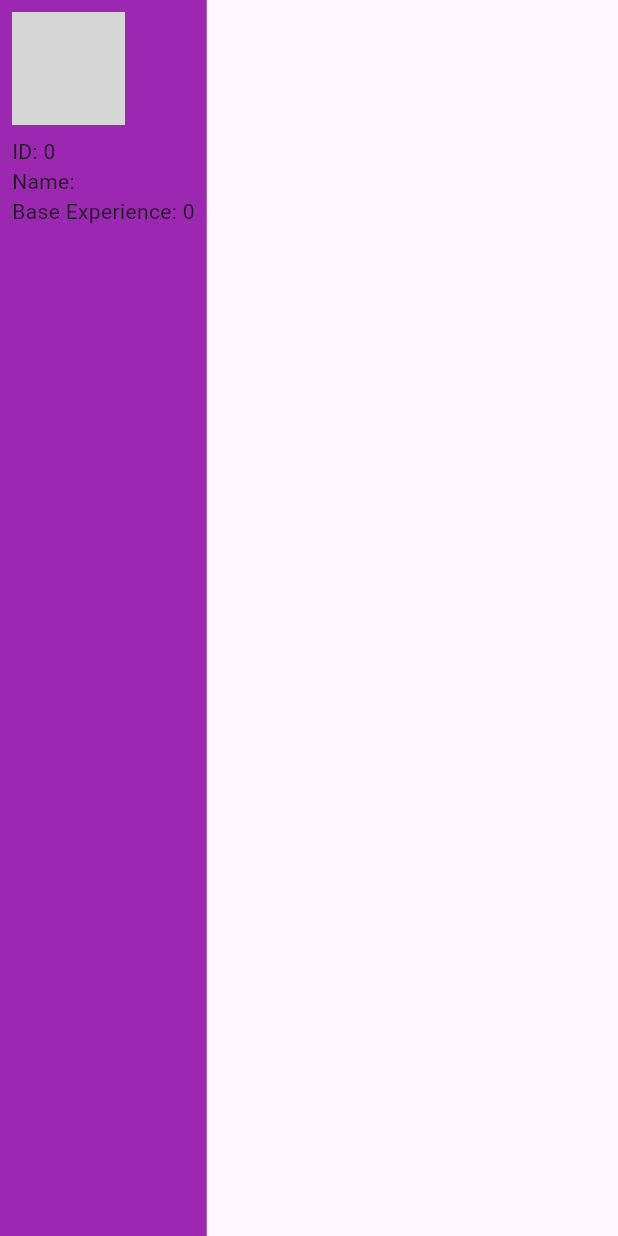
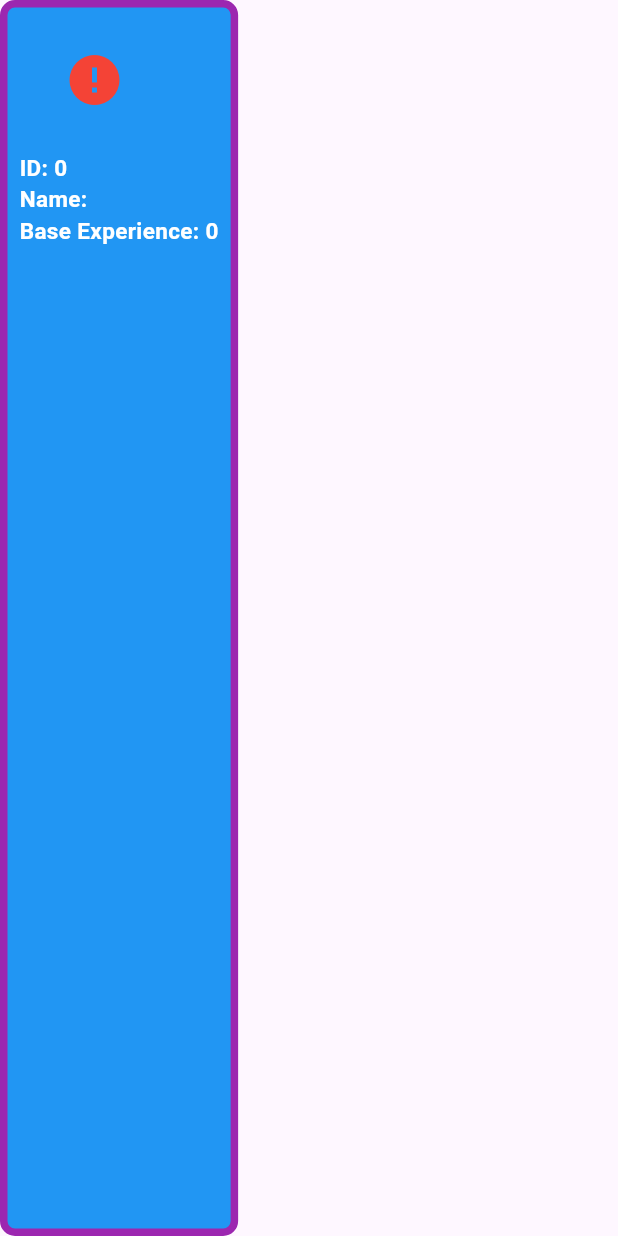
Before and after one commit to MMAfifi96/pokemon_api, a Flutter app: the PokemonCard widget shown alone on an empty page, opened directly with empty values, on a phone screen of 412 x 824 dp. Run offline on Flutter 3.47's test engine with Material 3 defaults, Android fonts, the phone set to English and light mode, and no system bars; drawn by our look-alikes of cached_network_image; our stand-ins replace carousel_slider, dio, equatable, flutter_bloc, go_router; network calls fail; grey boxes are pictures that could not be loaded.

```diff
--- a/lib/features/pokemon/presentation/widgets/home_screen_widgets/pokemon_card.dart
+++ b/lib/features/pokemon/presentation/widgets/home_screen_widgets/pokemon_card.dart
@@ -1,5 +1,6 @@
 import 'package:flutter/material.dart';
 import 'package:go_router/go_router.dart';
+import 'package:cached_network_image/cached_network_image.dart';
 import '../../../domain/entities/pokemon_model.dart';
 
 class PokemonCard extends StatelessWidget {
@@ -17,25 +18,51 @@ class PokemonCard extends StatelessWidget {
         );
       },
       child: Container(
-        color: Colors.purple,
+        decoration: BoxDecoration(
+          color: Colors.blue,
+          border: Border.all(color: Colors.purple, width: 5),
+          borderRadius: BorderRadius.circular(10),
+        ),
         padding: const EdgeInsets.all(8.0),
         child: Column(
           crossAxisAlignment: CrossAxisAlignment.start,
           children: [
             SizedBox(
-              height: 75,
-              width: 75,
-              child: Image.network(
-                pokemon.imageUrl,
+              height: 80,
+              width: 100,
+              child: CachedNetworkImage(
+                imageUrl: pokemon.imageUrl,
                 fit: BoxFit.fill,
+                placeholder: (context, url) =>
+                const Center(child: CircularProgressIndicator()),
+                errorWidget: (context, url, error) =>
+                const Icon(Icons.error, size: 40, color: Colors.red),
               ),
             ),
             const SizedBox(height: 8.0),
-            Text('ID: ${pokemon.id}', overflow: TextOverflow.ellipsis),
-            Text('Name: ${pokemon.name}', overflow: TextOverflow.ellipsis),
+            Text(
+              'ID: ${pokemon.id}',
+              overflow: TextOverflow.ellipsis,
+              style: const TextStyle(
+                  color: Colors.white,
+                  fontSize: 15,
+                  fontWeight: FontWeight.bold),
+            ),
+            Text(
+              'Name: ${pokemon.name}',
+              overflow: TextOverflow.ellipsis,
+              style: const TextStyle(
+                  color: Colors.white,
+                  fontSize: 15,
+                  fontWeight: FontWeight.bold),
+            ),
             Text(
               'Base Experience: ${pokemon.baseExperience}',
               overflow: TextOverflow.ellipsis,
+              style: const TextStyle(
+                  color: Colors.white,
+                  fontSize: 15,
+                  fontWeight: FontWeight.bold),
             ),
           ],
         ),
--- a/pubspec.yaml
+++ b/pubspec.yaml
@@ -67,9 +67,9 @@ flutter:
   uses-material-design: true
 
   # To add assets to your application, add an assets section, like this:
-  # assets:
-  #   - images/a_dot_burr.jpeg
-  #   - images/a_dot_ham.jpeg
+  assets:
+     - assets/images/pikachu-logo-nbg.png
+     - assets/images/pokemon-ball-nbg.png
 
   # An image asset can refer to one or more resolution-specific "variants", see
   # https://flutter.dev/to/resolution-aware-images
```
Also changed, not shown: lib/features/guessing_game/presentation/pages/game_screen.dart (added, +23 -0 lines), lib/features/pokemon/presentation/screens/details_screen.dart (+4 -6 lines), lib/features/pokemon/presentation/screens/home_screen.dart (+43 -3 lines), lib/features/pokemon/presentation/widgets/details_screen_widgets/pokemon_images_carousel.dart (+9 -1 lines), lib/features/pokemon/presentation/widgets/home_screen_widgets/listView_switch.dart (+8 -1 lines), assets/images/pikachu-logo-nbg.png (added), assets/images/pokemon-ball-nbg.png (added), pubspec.lock.
